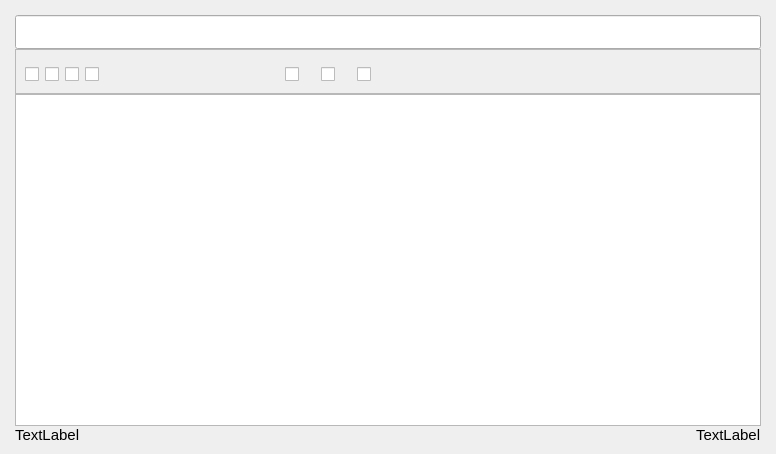
Old version of the form forms/NoteEditor.ui in the repository Patryk-Trojak/Notes.
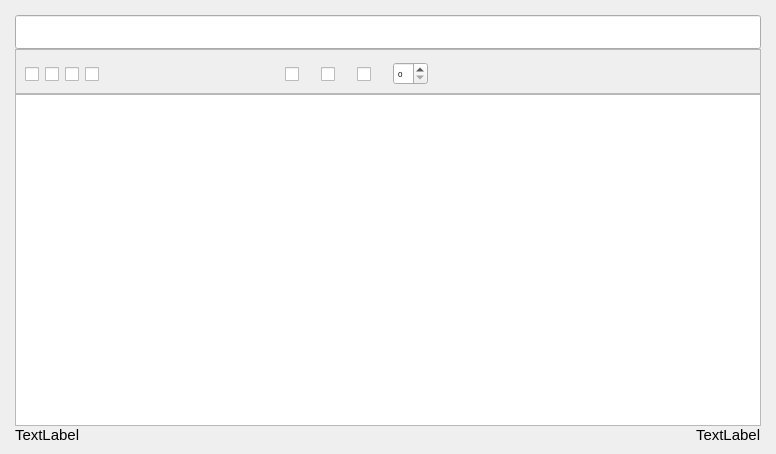
New version of the form. Icons and pictures are not drawn. Custom widgets are drawn as their Qt base class.

Commit message: Add font size spin box to NoteEditor

Patch:
```diff
--- a/forms/NoteEditor.ui
+++ b/forms/NoteEditor.ui
@@ -89,7 +89,7 @@
         <x>0</x>
         <y>0</y>
         <width>600</width>
-        <height>48</height>
+        <height>52</height>
        </rect>
       </property>
       <property name="sizePolicy">
@@ -528,6 +528,19 @@
          </attribute>
         </widget>
        </item>
+       <item>
+        <widget class="QSpinBox" name="fontSizeSpinBox">
+         <property name="sizePolicy">
+          <sizepolicy hsizetype="Maximum" vsizetype="Fixed">
+           <horstretch>0</horstretch>
+           <verstretch>0</verstretch>
+          </sizepolicy>
+         </property>
+         <property name="focusPolicy">
+          <enum>Qt::StrongFocus</enum>
+         </property>
+        </widget>
+       </item>
        <item>
         <spacer name="horizontalSpacer">
          <property name="orientation">
```
Left out of the diff: 7 changed lines with no effect on the pictures. The commit also changes 6 other files.
